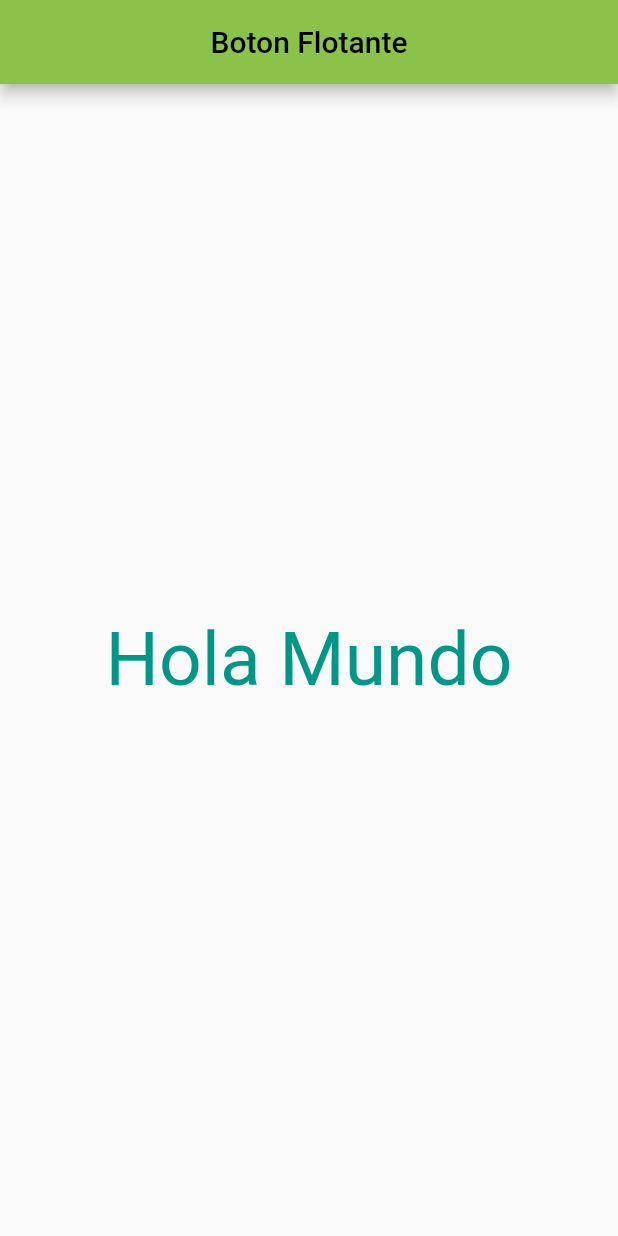
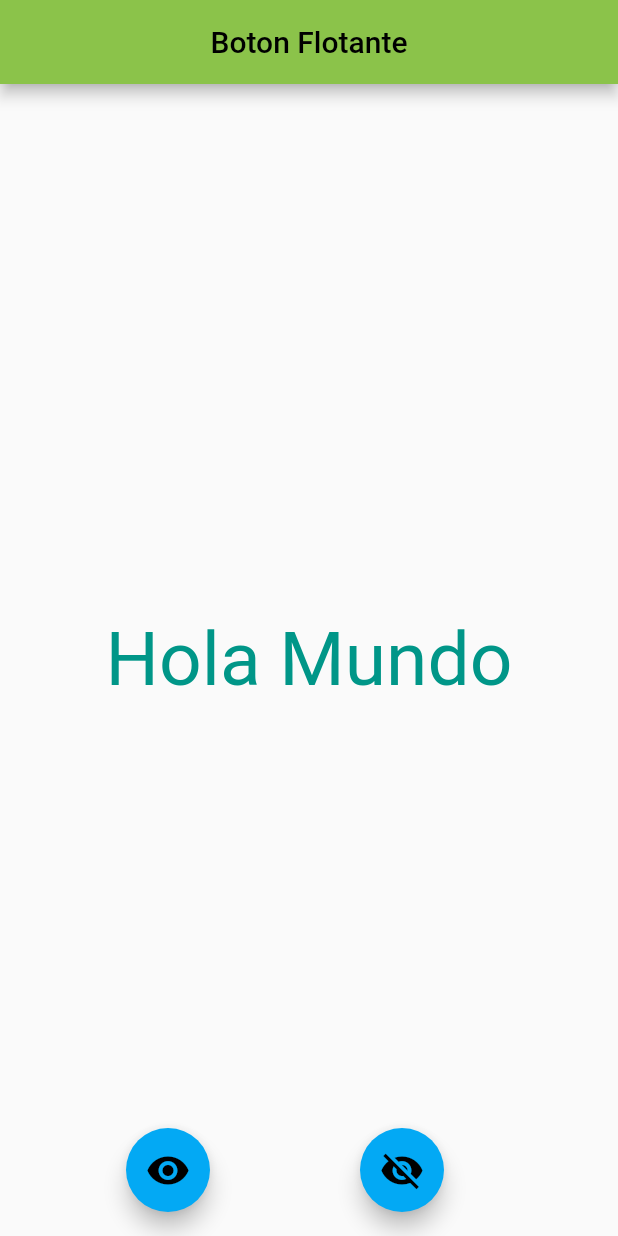
Before and after one commit to DiegoJassozzz/Flutter_prueba, a Flutter app: the screen it shows after launch, on a phone screen of 412 x 824 dp. Run offline on Flutter 3.47's test engine with Material 2 defaults, Android fonts, the phone set to English and light mode, and no system bars.

Commit message:
Prueba 1

```diff
--- a/lib/screens/boton_flotante_screen.dart
+++ b/lib/screens/boton_flotante_screen.dart
@@ -1,23 +1,30 @@
 import 'package:flutter/material.dart';
 
-class BotonFlotante extends StatelessWidget {
-  const BotonFlotante({Key? key}) : super(key: key);
+class BotonFlotante extends StatefulWidget {
+  _BotonFlotante createState() => _BotonFlotante();
+}
+
+class _BotonFlotante extends State<BotonFlotante> {
+  String txt = "";
+
   @override
   Widget build(BuildContext context) {
     return Scaffold(
-      appBar: AppBar(
-        title: Center(
-          child: Text("Boton Flotante")
-          )
-          ),
-          body: Center(
-            child: Column(
-              mainAxisAlignment: MainAxisAlignment.center,
-              children: [
-                Text("Hola Mundo")
-              ],
-            )
-          )
+      appBar: AppBar(title: Center(child: Text("Boton Flotante"))),
+      body: Center(
+        child: Column(mainAxisAlignment: MainAxisAlignment.center, children: [
+          Text("Hola Mundo")
+        ]),
+      ),
+      floatingActionButton: Row(mainAxisAlignment: MainAxisAlignment.spaceEvenly, children: [
+        FloatingActionButton(
+            onPressed: () => setState(() => txt = "Hola Mundo"),
+            child: Icon(
+              Icons.visibility,
+              size: 30,
+            )),
+        FloatingActionButton(onPressed: () => setState(() => txt = ""), child: Icon(Icons.visibility_off, size: 30)),
+      ]),
     );
   }
 }
```
Also changed, not shown: 1 other file.
